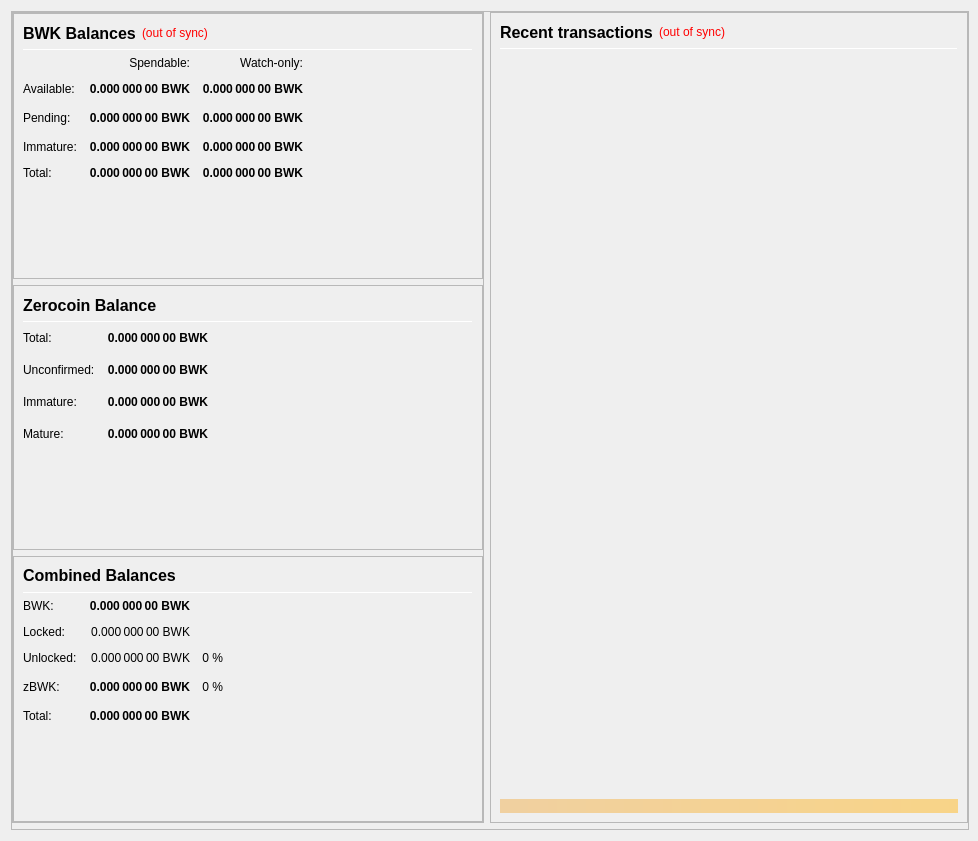
Above: src/qt/forms/overviewpage.ui from bulwark-crypto/Bulwark before the change. Below: the same form after it.
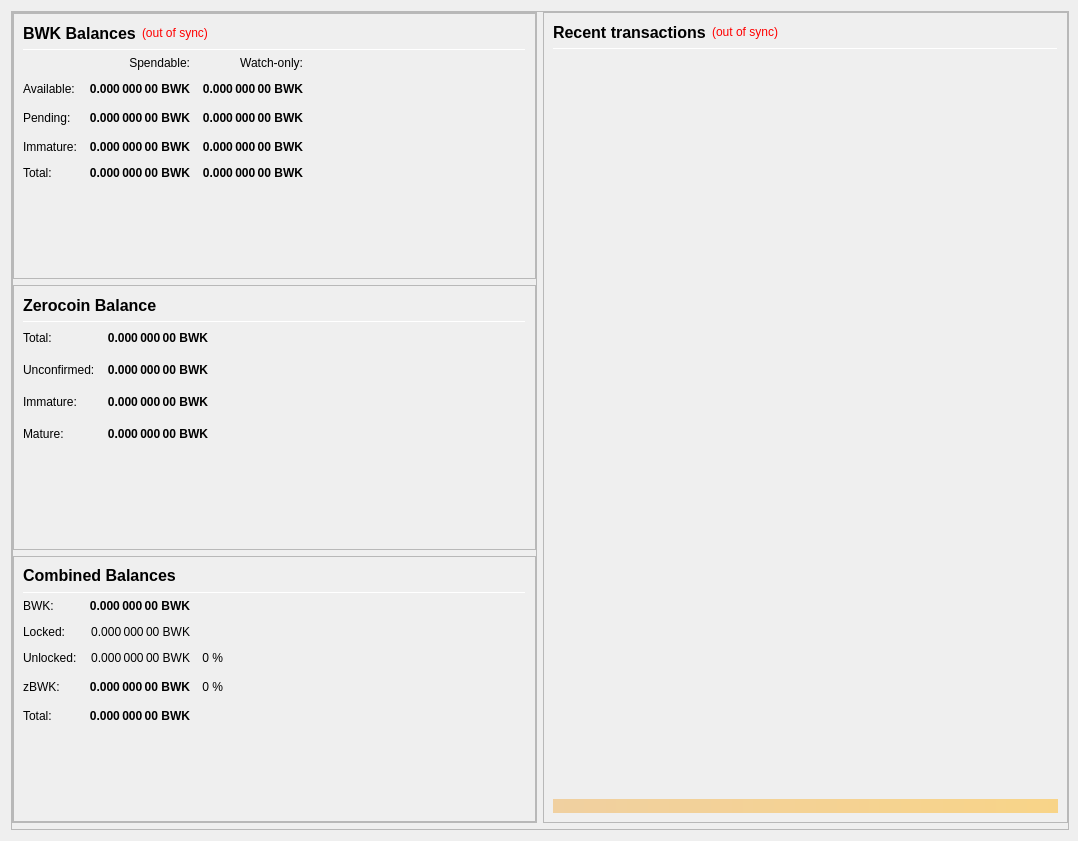
That is the form after the change.

Commit message: increase window size and tx size

What changed in the file:
```diff
--- a/src/qt/forms/overviewpage.ui
+++ b/src/qt/forms/overviewpage.ui
@@ -6,13 +6,13 @@
    <rect>
     <x>0</x>
     <y>0</y>
-    <width>978</width>
+    <width>1078</width>
     <height>841</height>
    </rect>
   </property>
   <property name="minimumSize">
    <size>
-    <width>960</width>
+    <width>1060</width>
     <height>682</height>
    </size>
   </property>
@@ -27,7 +27,7 @@
     <widget class="QFrame" name="frame_BG">
      <property name="minimumSize">
       <size>
-       <width>850</width>
+       <width>960</width>
        <height>610</height>
       </size>
      </property>
@@ -1102,6 +1102,12 @@
                </item>
                <item>
                 <widget class="QListView" name="listTransactions">
+                 <property name="sizePolicy">
+                  <sizepolicy hsizetype="Expanding" vsizetype="Expanding">
+                   <horstretch>100</horstretch>
+                   <verstretch>0</verstretch>
+                  </sizepolicy>
+                 </property>
                  <property name="minimumSize">
                   <size>
                    <width>500</width>
```
The commit also changes 1 other file.
